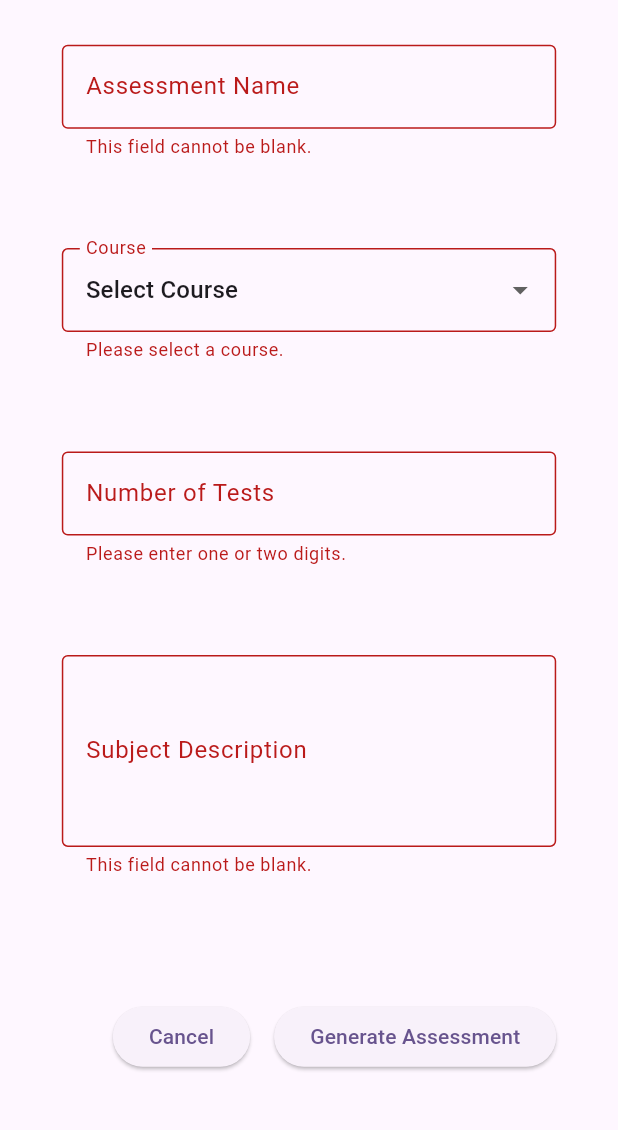
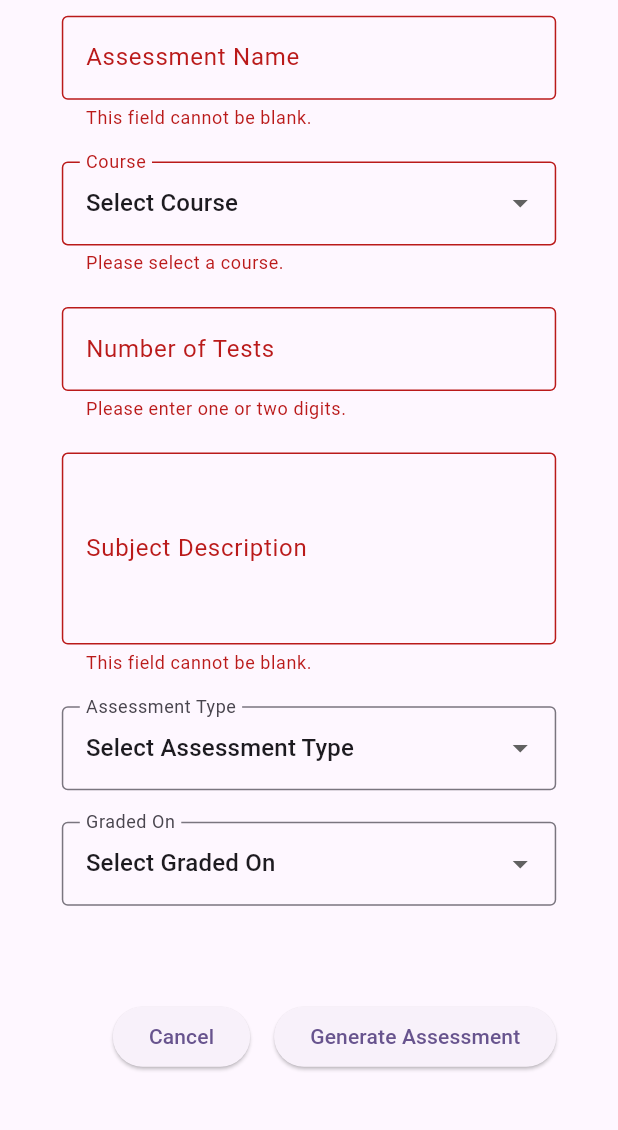
Before and after one commit to umgc/Summer2024, a Flutter app: the CreateBaseAssessmentView screen opened directly, after a tap on "Generate Assessment", on a phone screen of 412 x 824 dp, the part 84-1214 px from its top. Run offline on Flutter 3.47's test engine with Material 3 defaults, Android fonts, the phone set to English and light mode, and no system bars.

Commit message:
[TeamC] add assessment type and graded on selects to form

```diff
--- a/Team-C/test_wizard/lib/utils/create_base_assessment_form.dart
+++ b/Team-C/test_wizard/lib/utils/create_base_assessment_form.dart
@@ -19,6 +19,8 @@ class BaseAssessmentFormState extends State<CreateBaseAssessmentForm> {
   final GlobalKey<FormState> _formKey = GlobalKey<FormState>();
   final TextEditingController assessmentController = TextEditingController();
   final TextEditingController courseNameController = TextEditingController();
+  final TextEditingController assessmentTypeController =
+      TextEditingController();
   final TextEditingController gradingBasisController = TextEditingController();
   final TextEditingController numOfStudentsController = TextEditingController();
   final TextEditingController subjectDescriptionController =
@@ -84,6 +86,16 @@ class BaseAssessmentFormState extends State<CreateBaseAssessmentForm> {
                         maxLines: 4,
                         validator: Validators.checkIsEmpty,
                         controller: subjectDescriptionController,
+                      ),
+                      // ** Assessment Type **
+                      DropdownSelect(
+                        controller: assessmentTypeController,
+                        dropdownTitle: 'Assessment Type',
+                      ),
+                      // ** Grading Basis **
+                      DropdownSelect(
+                        controller: gradingBasisController,
+                        dropdownTitle: 'Graded On',
                       )
                     ],
                   ),
@@ -112,8 +124,15 @@ class BaseAssessmentFormState extends State<CreateBaseAssessmentForm> {
 
                             ScaffoldMessenger.of(context).showSnackBar(
                               SnackBar(
-                                content: Text(
-                                    'Assessment: $assessmentName, Course: $course, Students: $numOfStudents, Subject: $subjectDescription'),
+                                content: Column(
+                                  children: [
+                                    Text(
+                                        'Assessment: $assessmentName, Course: $course, Students: $numOfStudents, Subject: $subjectDescription'),
+                                    Text(
+                                      'Grading Basis: ${gradingBasisController.text}, Assessment Type: ${assessmentTypeController.text}',
+                                    ),
+                                  ],
+                                ),
                               ),
                             );
                           }
```
